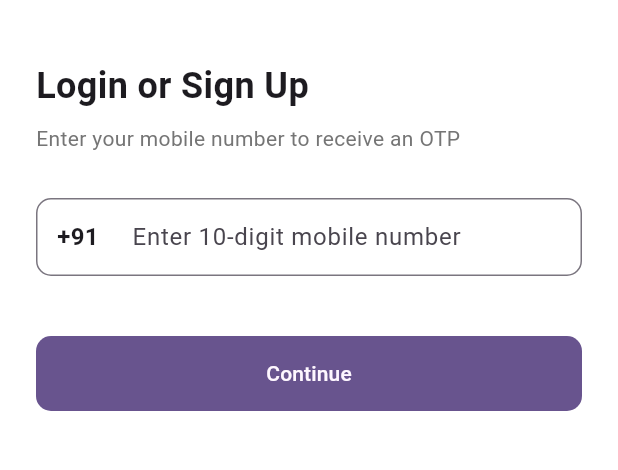
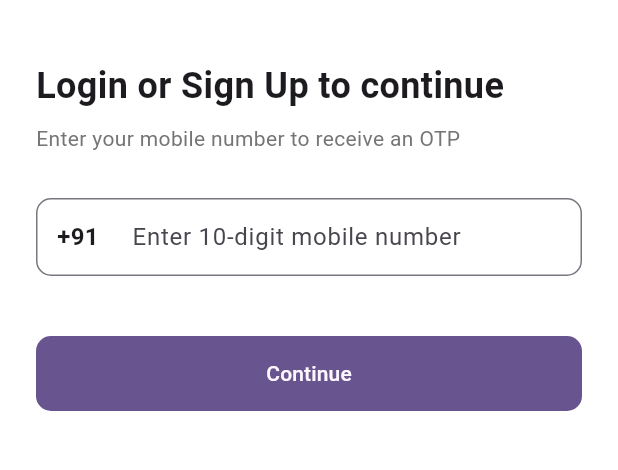
Before and after one commit to jobin114141/new_learn_ecomerse, a Flutter app: the screen it shows after launch, on a phone screen of 412 x 824 dp, the part 231-701 px from its top. Run offline on Flutter 3.47's test engine with Material 3 defaults, Android fonts, the phone set to English and light mode, and no system bars; our stand-ins replace dartz, dio, flutter_hooks, flutter_secure_storage, go_router, hooks_riverpod and 1 more; generated files the repository leaves out were written again; Roboto replaces fonts that are missing (Poppins).

Commit message:
updated phone_login screen text

```diff
--- a/lib/features/auth/presentation/screens/phone_login_screen.dart
+++ b/lib/features/auth/presentation/screens/phone_login_screen.dart
@@ -58,7 +58,7 @@ class LoginScreen extends HookConsumerWidget {
 
                 const SizedBox(height: 40),
                 const Text(
-                  'Login or Sign Up',
+                  'Login or Sign Up to continue',
                   style: TextStyle(fontSize: 24, fontWeight: FontWeight.bold),
                 ),
                 const SizedBox(height: 8),
```
